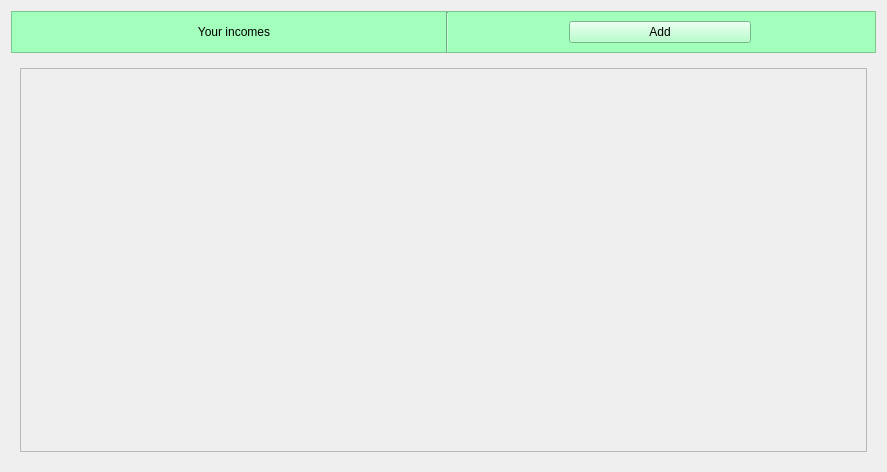
First picture: the form in src/Client/View/MainPage/Income/IncomesSubPage/IncomeListSubPage.ui, repository iodream/Spend-Note, before the edit.
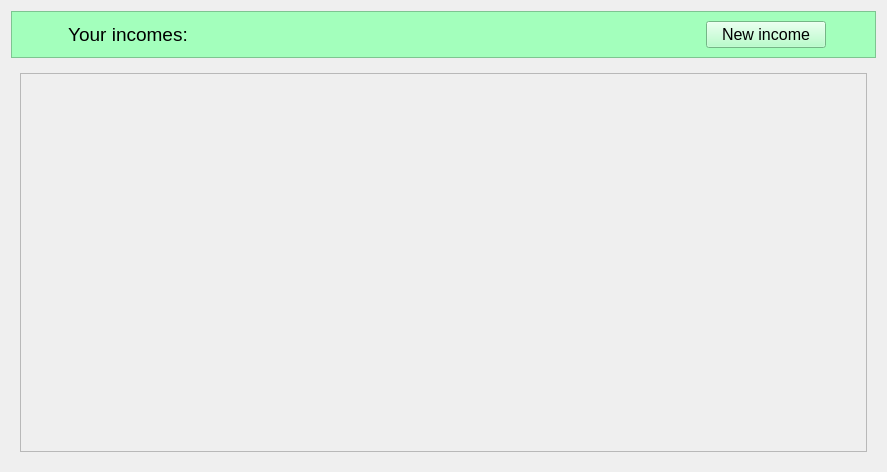
Second picture: the form after the edit. Icons and pictures are not drawn.

Diff of the .ui file:
```diff
--- a/src/Client/View/MainPage/Income/IncomesSubPage/IncomeListSubPage.ui
+++ b/src/Client/View/MainPage/Income/IncomesSubPage/IncomeListSubPage.ui
@@ -44,22 +44,6 @@
       <property name="bottomMargin">
        <number>0</number>
       </property>
-      <item>
-       <spacer name="horizontalSpacer">
-        <property name="orientation">
-         <enum>Qt::Horizontal</enum>
-        </property>
-        <property name="sizeType">
-         <enum>QSizePolicy::Expanding</enum>
-        </property>
-        <property name="sizeHint" stdset="0">
-         <size>
-          <width>40</width>
-          <height>20</height>
-         </size>
-        </property>
-       </spacer>
-      </item>
       <item>
        <widget class="QWidget" name="yourIncomesLayout" native="true">
         <property name="minimumSize">
@@ -89,11 +73,17 @@
              <height>16777215</height>
             </size>
            </property>
+           <property name="font">
+            <font>
+             <pointsize>14</pointsize>
+             <bold>false</bold>
+            </font>
+           </property>
            <property name="styleSheet">
             <string notr="true">color: black;</string>
            </property>
            <property name="text">
-            <string>Your incomes</string>
+            <string>Your incomes:</string>
            </property>
            <property name="alignment">
             <set>Qt::AlignCenter</set>
@@ -104,29 +94,12 @@
        </widget>
       </item>
       <item>
-       <spacer name="horizontalSpacer_3">
+       <spacer name="horizontalSpacer">
         <property name="orientation">
          <enum>Qt::Horizontal</enum>
         </property>
-        <property name="sizeHint" stdset="0">
-         <size>
-          <width>40</width>
-          <height>20</height>
-         </size>
-        </property>
-       </spacer>
-      </item>
-      <item>
-       <widget class="Line" name="line">
-        <property name="orientation">
-         <enum>Qt::Vertical</enum>
-        </property>
-       </widget>
-      </item>
-      <item>
-       <spacer name="horizontalSpacer_4">
-        <property name="orientation">
-         <enum>Qt::Horizontal</enum>
+        <property name="sizeType">
+         <enum>QSizePolicy::Expanding</enum>
         </property>
         <property name="sizeHint" stdset="0">
          <size>
@@ -149,31 +122,36 @@
           <widget class="QPushButton" name="AddIncomeButton">
            <property name="minimumSize">
             <size>
-             <width>40</width>
+             <width>0</width>
              <height>0</height>
             </size>
            </property>
+           <property name="maximumSize">
+            <size>
+             <width>120</width>
+             <height>16777215</height>
+            </size>
+           </property>
+           <property name="font">
+            <font>
+             <pointsize>12</pointsize>
+            </font>
+           </property>
+           <property name="styleSheet">
+            <string notr="true"/>
+           </property>
            <property name="text">
-            <string>Add</string>
+            <string>New income</string>
+           </property>
+           <property name="icon">
+            <iconset resource="../../../../resources.qrc">
+             <normaloff>:/Icons/Icons/add.png</normaloff>:/Icons/Icons/add.png</iconset>
            </property>
           </widget>
          </item>
         </layout>
        </widget>
       </item>
-      <item>
-       <spacer name="horizontalSpacer_2">
-        <property name="orientation">
-         <enum>Qt::Horizontal</enum>
-        </property>
-        <property name="sizeHint" stdset="0">
-         <size>
-          <width>40</width>
-          <height>20</height>
-         </size>
-        </property>
-       </spacer>
-      </item>
      </layout>
     </widget>
    </item>
@@ -195,7 +173,7 @@
             <x>0</x>
             <y>0</y>
             <width>849</width>
-            <height>383</height>
+            <height>378</height>
            </rect>
           </property>
           <layout class="QVBoxLayout" name="ItemsLayout">
```
Left out of the diff: 4 changed lines with no effect on the pictures.
